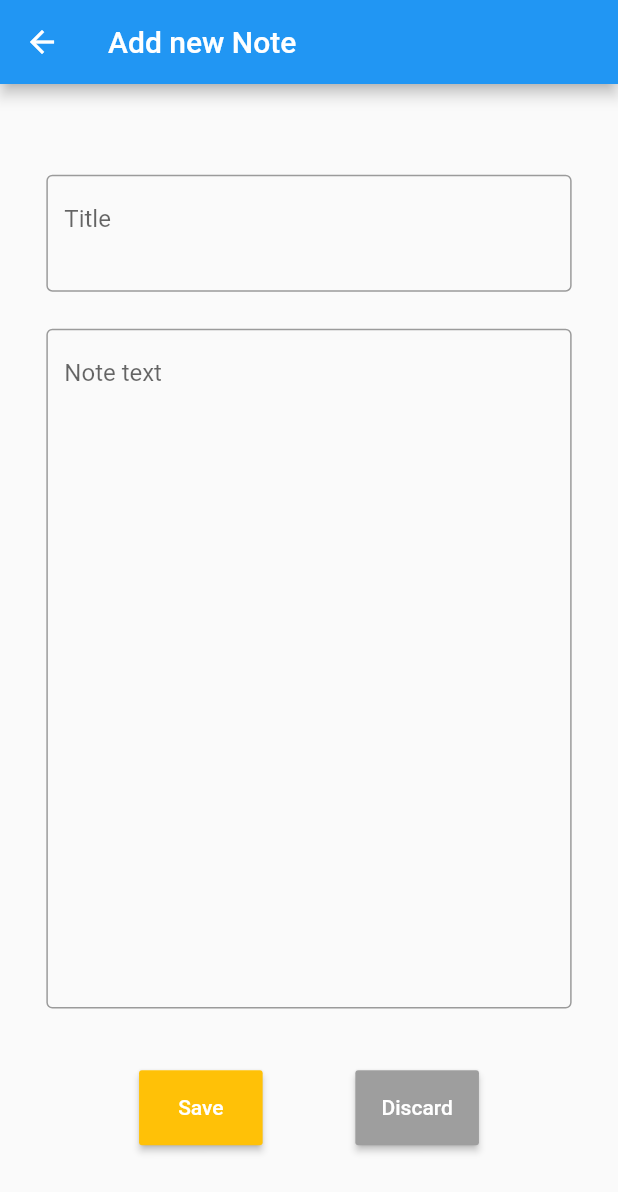
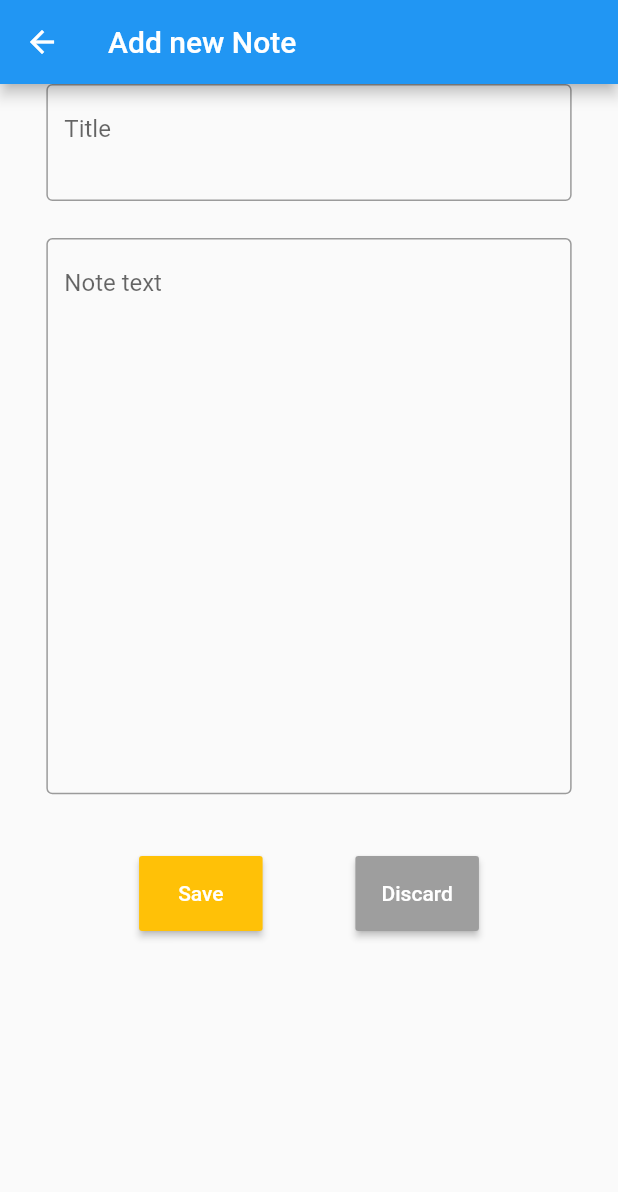
Before and after one commit to karimamd/Remember_notes, a Flutter app: the screen it shows after launch, item 3 of the bottom bar chosen, on a phone screen of 412 x 824 dp. Shown: the top 1192 px of the screen. Run offline on Flutter 3.47's test engine with Material 2 defaults, Android fonts, the phone set to English and light mode, and no system bars; our stand-ins replace sqflite; accounts and stored records are empty.

Commit message:
Fixed Keyboard overflow issue

```diff
--- a/lib/screens/note_adder.dart
+++ b/lib/screens/note_adder.dart
@@ -18,9 +18,9 @@ class _NoteAdderState extends State<NoteAdder> {
       body: Center(
         child: Container(
           width: MediaQuery.of(context).size.width*0.85,
-          child: Column(
-            crossAxisAlignment: CrossAxisAlignment.center,
-            mainAxisAlignment: MainAxisAlignment.center,
+          child: ListView(
+//            crossAxisAlignment: CrossAxisAlignment.center,
+//            mainAxisAlignment: MainAxisAlignment.center,
             children: <Widget>[
               // maybe change TextFields to TextFormFields
               TextField(
@@ -33,7 +33,7 @@ class _NoteAdderState extends State<NoteAdder> {
               ),
               SizedBox(height: MediaQuery.of(context).size.height*0.03,),
               SizedBox(
-                height: MediaQuery.of(context).size.height*0.55,
+                height: MediaQuery.of(context).size.height*0.45,
                 child: TextField(
                   maxLines: 200,
                   controller: _textController,
--- a/lib/screens/note_viewer.dart
+++ b/lib/screens/note_viewer.dart
@@ -36,6 +36,12 @@ class _NoteViewerState extends State<NoteViewer> {
         Stack(
           children: <Widget>[
             GestureDetector(
+              onVerticalDragUpdate: (details) {
+                if (details.delta.dx > gestureSensitivity*2) {
+                  // upSwipe
+                  _newNote(context);
+                }
+              },
               onHorizontalDragUpdate: (details) {
                   if (details.delta.dx > gestureSensitivity) {
                   // Right Swipe
```
Also changed, not shown: lib/screens/note_editor.dart (+4 -4 lines).
